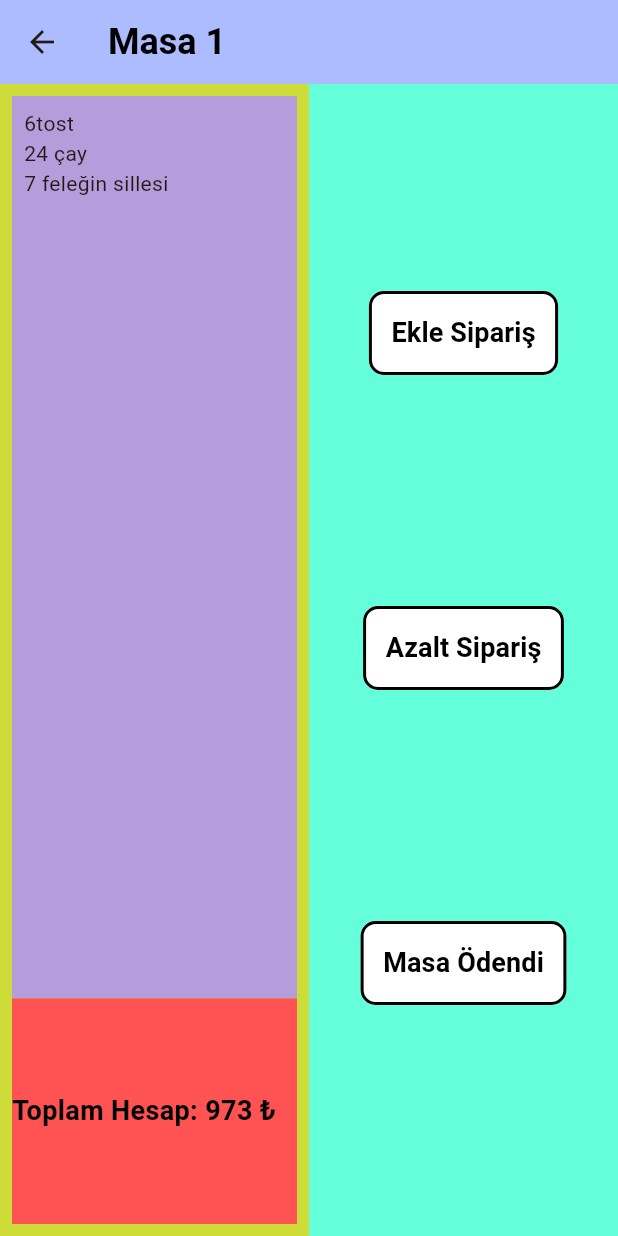
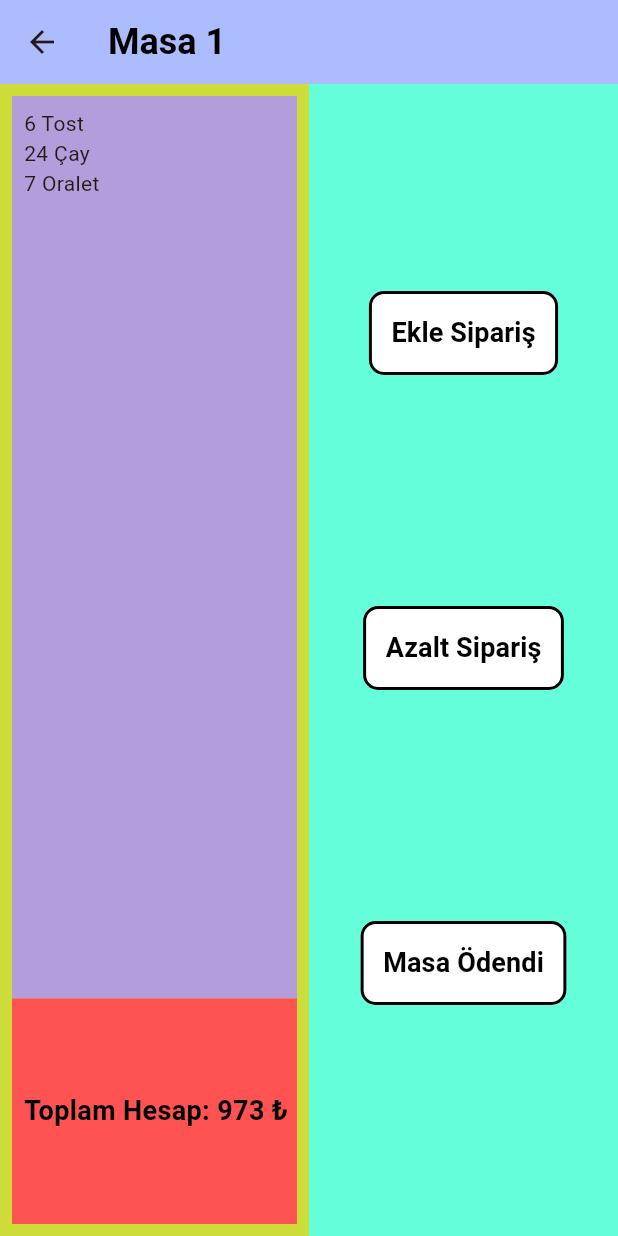
Before and after one commit to Erimsaholut/cafeManagementApp, a Flutter app: the screen it shows after launch, after a tap on an icon or button, on a phone screen of 412 x 824 dp. Run offline on Flutter 3.47's test engine with Material 2 defaults, Android fonts, the phone set to English and light mode, and no system bars.

```diff
--- a/lib/main.dart
+++ b/lib/main.dart
@@ -1,3 +1,4 @@
+import 'package:cafe_management_system_for_camalti_kahvesi/datas/prepareData.dart';
 import 'package:cafe_management_system_for_camalti_kahvesi/utils/settings_button.dart';
 import 'package:cafe_management_system_for_camalti_kahvesi/utils/table_button.dart';
 import 'package:flutter/material.dart';
@@ -33,13 +34,19 @@ class MyHomePage extends StatefulWidget {
 
 class _MyHomePageState extends State<MyHomePage> {
   List<Widget> mylist =
-  List.generate(23, (index) => CustomTable(tableNum: index + 1))
-    ..add(SettingsButton());
+      List.generate(23, (index) => CustomTable(tableNum: index + 1))
+        ..add(SettingsButton());
 
   @override
   Widget build(BuildContext context) {
     return Scaffold(
       appBar: AppBar(
+        leading: TextButton(
+          onPressed: () {
+            PrepareData();
+          },
+          child: const Text("TestData"),
+        ),
         backgroundColor: Theme.of(context).colorScheme.inversePrimary,
         title: Text(widget.title),
       ),
--- a/lib/pages/settings_page.dart
+++ b/lib/pages/settings_page.dart
@@ -1,4 +1,4 @@
-import 'package:cafe_management_system_for_camalti_kahvesi/utils/styles.dart';
+import 'package:cafe_management_system_for_camalti_kahvesi/constants/styles.dart';
 import 'package:flutter/material.dart';
 import '../utils/custom_menu_button.dart';
 
--- a/lib/pages/table_screen.dart
+++ b/lib/pages/table_screen.dart
@@ -1,16 +1,22 @@
 import 'package:cafe_management_system_for_camalti_kahvesi/pages/menu_screen.dart';
 import 'package:cafe_management_system_for_camalti_kahvesi/utils/is_table_name_null.dart';
-import 'package:cafe_management_system_for_camalti_kahvesi/utils/styles.dart';
+import 'package:cafe_management_system_for_camalti_kahvesi/constants/styles.dart';
 import 'package:flutter/material.dart';
 
 import '../utils/custom_menu_button.dart';
 
 class CustomTableMenu extends StatelessWidget {
-  CustomTableMenu(
-      {super.key, required int this.tableNum, required this.tableName});
+  CustomTableMenu({super.key, required this.tableNum, required this.tableName});
 
   final int tableNum;
   final String tableName;
+  final List<Widget> orders = [
+    Text("6 Tost"),
+    Text("24 Çay"),
+    Text("7 Oralet")
+  ];
+
+  /*test aşamasında*/
 
   //bunların final olması sıkıntı çıkarabilir dikkat et
   @override
@@ -18,7 +24,7 @@ class CustomTableMenu extends StatelessWidget {
     return Scaffold(
       appBar: AppBar(
         title: isTableNameNull(tableName, tableNum),
-        backgroundColor: Color(0XFFACBCFF),
+        backgroundColor: const Color(0XFFACBCFF),
       ),
       body: Row(
         children: [
@@ -33,13 +39,11 @@ class CustomTableMenu extends StatelessWidget {
                   Expanded(
                     flex: 4,
                     child: Container(
-                      padding: EdgeInsets.all(8.0),
+                      padding: const EdgeInsets.all(8.0),
                       color: Colors.deepPurple.shade200,
                       child: ListView(
                         children: [
-                          Text("6tost"),
-                          Text("24 çay"),
-                          Text("7 feleğin sillesi"),
+                          ...orders,
                         ],
                       ),
                     ),
@@ -49,7 +53,17 @@ class CustomTableMenu extends StatelessWidget {
                     child: Container(
                       alignment: Alignment.centerLeft,
                       color: Colors.redAccent,
-                      child:  Text("Toplam Hesap: 973 ₺",style: CustomStyles.menuScreenButtonStyle,), //buna özel bi style çıkarabilirsin
+                      child: Row(
+                        children: [
+                          const SizedBox(
+                            width: 8.0,
+                          ),
+                          Text(
+                            "Toplam Hesap: 973 ₺",
+                            style: CustomStyles.menuScreenButtonStyle,
+                          ),
+                        ],
+                      ), //buna özel bi style çıkarabilirsin
                     ),
                   ),
                 ],
@@ -67,7 +81,7 @@ class CustomTableMenu extends StatelessWidget {
                     Navigator.of(context).push(
                       PageRouteBuilder(
                         opaque: false,
-                        pageBuilder: (_, __, ___) => MenuScreen(),
+                        pageBuilder: (_, __, ___) => const MenuScreen(),
                         transitionsBuilder: (_, anim, __, child) {
                           return ScaleTransition(
                             scale: anim,
--- a/lib/utils/custom_menu_button.dart
+++ b/lib/utils/custom_menu_button.dart
@@ -1,4 +1,4 @@
-import 'package:cafe_management_system_for_camalti_kahvesi/utils/styles.dart';
+import 'package:cafe_management_system_for_camalti_kahvesi/constants/styles.dart';
 import 'package:flutter/material.dart';
 
 Column CustomMenuButton(String buttonText, {VoidCallback? onPressedFunction}) {
--- a/lib/utils/settings_button.dart
+++ b/lib/utils/settings_button.dart
@@ -1,4 +1,4 @@
-import 'package:cafe_management_system_for_camalti_kahvesi/utils/styles.dart';
+import 'package:cafe_management_system_for_camalti_kahvesi/constants/styles.dart';
 import 'package:flutter/material.dart';
 import '../pages/settings_page.dart';
 
```
Also changed, not shown: lib/datas/menu.json (+36 -35 lines), lib/datas/prepareData.dart (added, +56 -0 lines), lib/datas/read_json.dart (renamed from lib/utils/read_json.dart, +7 -4 lines), lib/pages/menu_screen.dart (+41 -37 lines), lib/constants/styles.dart (renamed from lib/utils/styles.dart).
